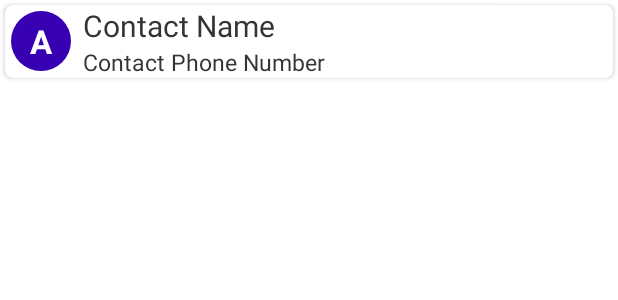
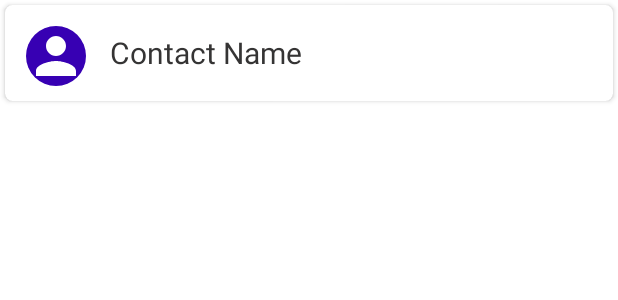
Before and after one commit to Sir-Dave/SOS-App, an Android app: the layout layout_contact_list.xml on its own in the app's theme, with its tools: preview values and no code run, on a phone screen of 412 x 824 dp. Shown: the top 300 px of the screen. Run offline under Robolectric (Android 15) with nearby library versions, the phone set to English and light mode, and no system bars.

Commit message:
Refactored contact list screen

```diff
--- /dev/null
+++ b/app/src/main/res/drawable/ic_baseline_person_add_24.xml
@@ -0,0 +1,5 @@
+<vector android:height="24dp" android:tint="#3715BD"
+    android:viewportHeight="24" android:viewportWidth="24"
+    android:width="24dp" xmlns:android="http://schemas.android.com/apk/res/android">
+    <path android:fillColor="@android:color/white" android:pathData="M15,12c2.21,0 4,-1.79 4,-4s-1.79,-4 -4,-4 -4,1.79 -4,4 1.79,4 4,4zM6,10L6,7L4,7v3L1,10v2h3v3h2v-3h3v-2L6,10zM15,14c-2.67,0 -8,1.34 -8,4v2h16v-2c0,-2.66 -5.33,-4 -8,-4z"/>
+</vector>
--- a/app/src/main/res/layout/layout_contact_list.xml
+++ b/app/src/main/res/layout/layout_contact_list.xml
@@ -13,9 +13,10 @@
 
     <androidx.constraintlayout.widget.ConstraintLayout
         android:layout_width="match_parent"
+        android:padding="10dp"
         android:layout_height="match_parent">
 
-        <TextView
+        <ImageView
             android:layout_width="40dp"
             android:layout_height="40dp"
             android:gravity="center"
@@ -23,12 +24,8 @@
             app:layout_constraintStart_toStartOf="parent"
             android:maxEms="1"
             android:layout_margin="4dp"
-            android:textAllCaps="true"
-            android:textAppearance="?android:attr/textAppearanceLarge"
-            android:textColor="@color/white"
-            android:textStyle="bold"
-            tools:text="A"
             android:background="@drawable/circle_accent"
+            android:src="@drawable/ic_baseline_person_24"
             android:id="@+id/contactIcon"
             android:layout_centerHorizontal="true"/>
 
@@ -38,24 +35,13 @@
             android:layout_height="wrap_content"
             android:textColor="#353434"
             android:textSize="20sp"
-            android:layout_marginStart="8dp"
+            android:layout_marginStart="16dp"
+            android:layout_marginTop="8dp"
             app:layout_constraintTop_toTopOf="parent"
             app:layout_constraintStart_toEndOf="@id/contactIcon"
             app:layout_constraintEnd_toEndOf="parent"
             tools:text="Contact Name" />
 
-        <TextView
-            android:id="@+id/txt_character_phone"
-            android:layout_width="0dp"
-            android:layout_height="wrap_content"
-            android:textColor="#353434"
-            android:textSize="15sp"
-            android:layout_marginStart="8dp"
-            app:layout_constraintStart_toEndOf="@id/contactIcon"
-            app:layout_constraintTop_toBottomOf="@id/txt_character_name"
-            app:layout_constraintEnd_toEndOf="parent"
-            tools:text="Contact Phone Number" />
-
     </androidx.constraintlayout.widget.ConstraintLayout>
 
 </androidx.cardview.widget.CardView>
```
Also changed, not shown: app/src/main/java/com/sirdave/sosapp/ui/ContactRecyclerAdapter.kt (+12 -4 lines), app/src/main/java/com/sirdave/sosapp/ui/fragments/ContactListFragment.kt (+9 -0 lines), app/src/main/res/layout/contact_list_fragment.xml (+49 -2 lines).
